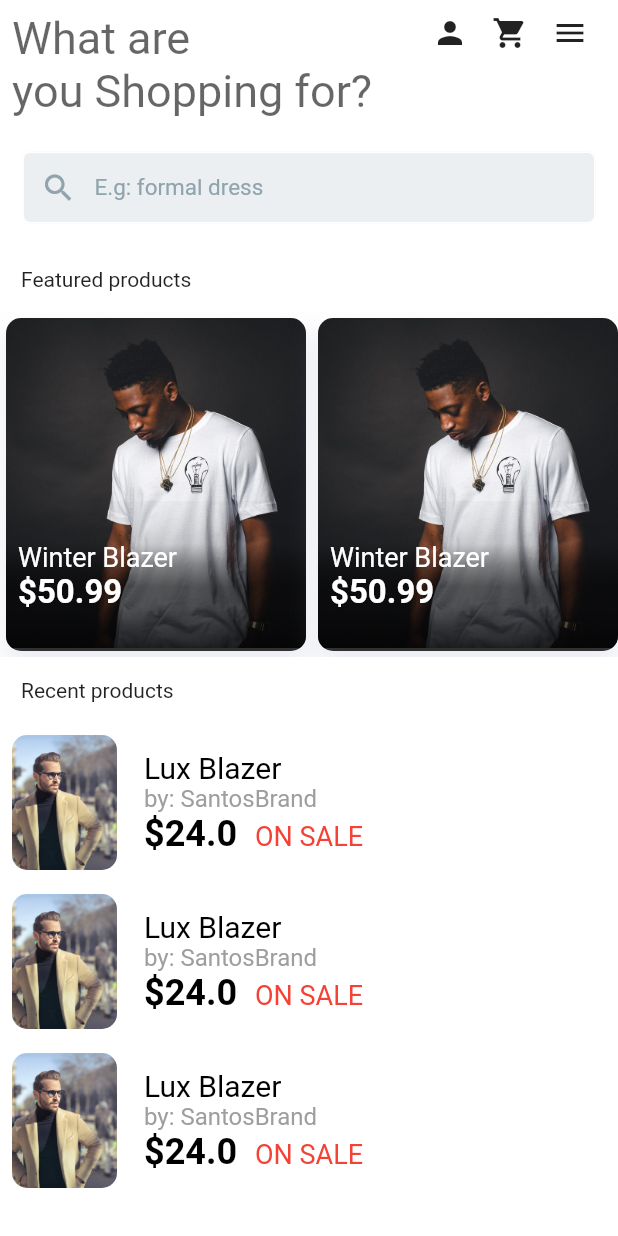
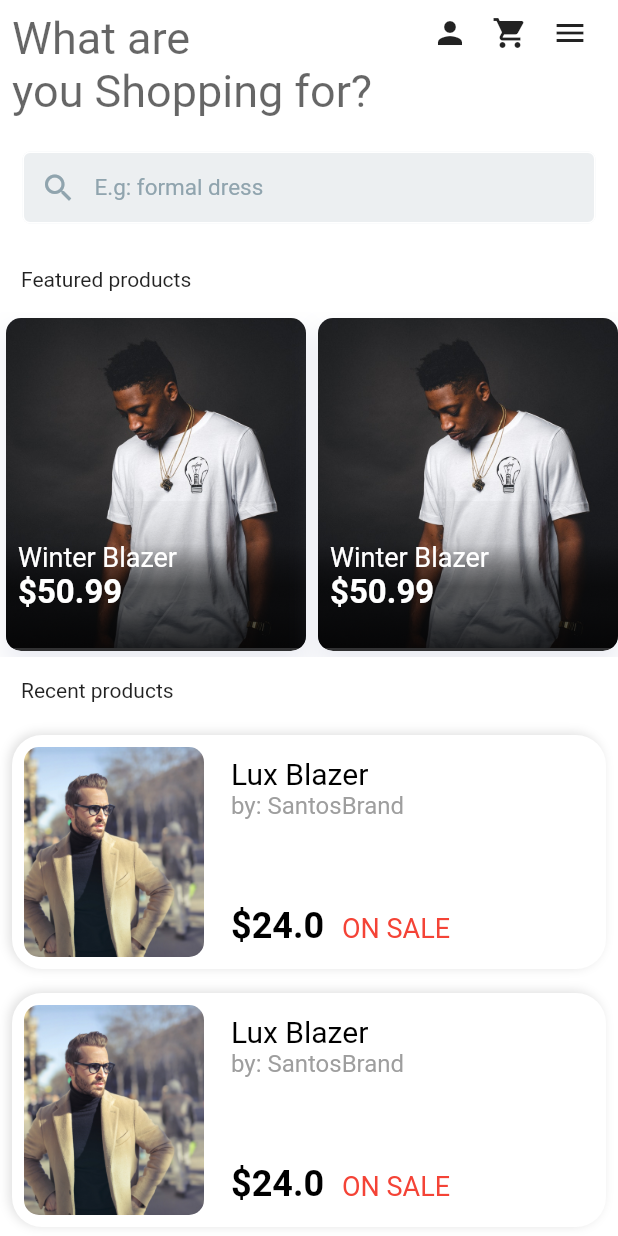
Before and after one commit to Santos-Enoque/complete_flutter_ecommerce, a Flutter app: the screen it shows once a user with an empty profile is signed in, on a phone screen of 412 x 824 dp. Run offline on Flutter 3.47's test engine with Material 2 defaults, Android fonts, the phone set to English and light mode, and no system bars; our stand-ins replace cloud_firestore, firebase_auth; accounts and stored records are empty.

Commit message:
commits before checkout

```diff
--- a/lib/widgets/featured_card.dart
+++ b/lib/widgets/featured_card.dart
@@ -44,6 +44,7 @@ class FeaturedCard extends StatelessWidget {
                       height: 100,
                       width: 200,
                       decoration: BoxDecoration(
+                        borderRadius: BorderRadius.circular(10),
                         // Box decoration takes a gradient
                         gradient: LinearGradient(
                           // Where the linear gradient begins and ends
--- a/lib/widgets/product_card.dart
+++ b/lib/widgets/product_card.dart
@@ -1,3 +1,4 @@
+import 'package:chat_app/helpers/style.dart';
 import 'package:flutter/material.dart';
 
 class ProductCard extends StatelessWidget {
@@ -12,7 +13,18 @@ class ProductCard extends StatelessWidget {
 
   @override
   Widget build(BuildContext context) {
-    return  Container(
+    return  Padding(
+      padding: const EdgeInsets.all(8.0),
+      child: Container(
+        decoration: BoxDecoration(
+            color: white,
+            borderRadius: BorderRadius.circular(20),
+            boxShadow: [
+              BoxShadow(
+                  color: Colors.grey[300],
+                  offset: Offset(-2, -1),
+                  blurRadius: 5),
+            ]),
         child: Row(
           children: <Widget>[
             Padding(
@@ -21,8 +33,8 @@ class ProductCard extends StatelessWidget {
                 borderRadius: BorderRadius.circular(10),
                 child: Image.asset(
                   "images/m2.jpg",
-                height: 90,
-                width: 70,
+                  height: 140,
+                  width: 120,
                   fit: BoxFit.cover,
                 ),
               ),
@@ -33,7 +45,7 @@ class ProductCard extends StatelessWidget {
             RichText(text: TextSpan(
                 children: [
                   TextSpan(text: '$name \n', style: TextStyle(fontSize: 20),),
-                TextSpan(text: 'by: $brand \n', style: TextStyle(fontSize: 16, color: Colors.grey),),
+                  TextSpan(text: 'by: $brand \n\n\n\n', style: TextStyle(fontSize: 16, color: Colors.grey),),
 
                   TextSpan(text: '\$${price.toString()} \t', style: TextStyle(fontSize: 24, fontWeight: FontWeight.bold),),
                   TextSpan(text: 'ON SALE ' ,style: TextStyle(fontSize: 18, fontWeight: FontWeight.w400, color: Colors.red),),
@@ -43,6 +55,7 @@ class ProductCard extends StatelessWidget {
             ),)
           ],
         ),
+      ),
     );
   }
 }
```
Lines whose indentation alone changed are shown as unchanged.
